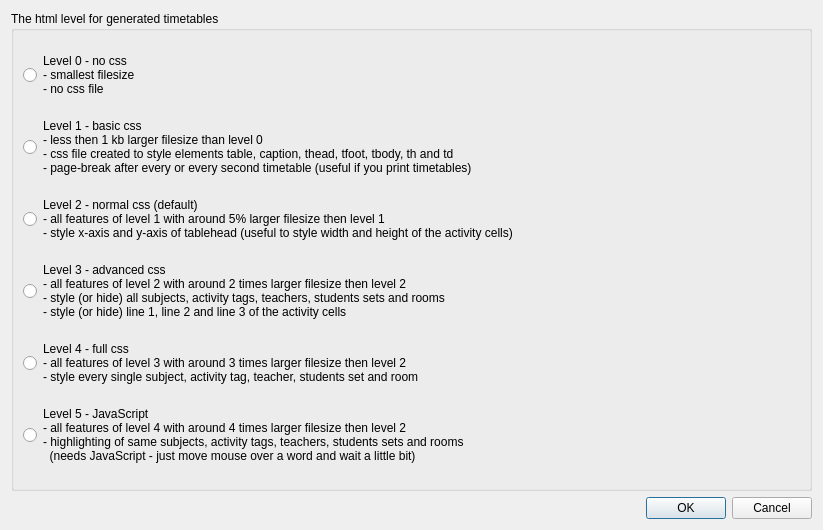
Above: src/interface/settingstimetablehtmllevelform_template.ui from janLo/FET before the change. Below: the same form after it.
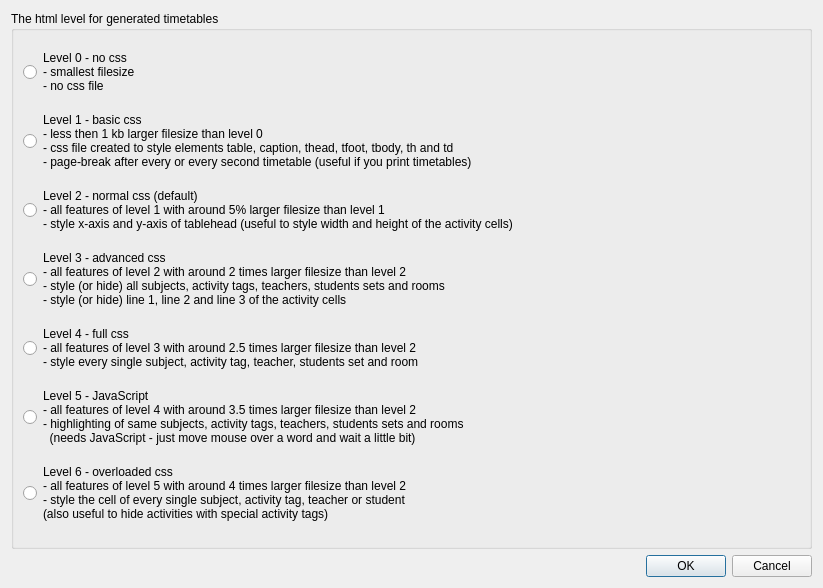
That is the form after the change.

Patch:
```diff
--- a/src/interface/settingstimetablehtmllevelform_template.ui
+++ b/src/interface/settingstimetablehtmllevelform_template.ui
@@ -6,20 +6,20 @@
     <x>0</x>
     <y>0</y>
     <width>823</width>
-    <height>530</height>
+    <height>588</height>
    </rect>
   </property>
   <property name="windowTitle" >
    <string>Settings - timetable html level</string>
   </property>
-  <layout class="QGridLayout" >
+  <layout class="QGridLayout" name="gridLayout_2" >
    <item row="0" column="0" >
     <widget class="QGroupBox" name="groupBox" >
      <property name="title" >
       <string>The html level for generated timetables</string>
      </property>
-     <layout class="QVBoxLayout" >
-      <item>
+     <layout class="QGridLayout" name="gridLayout" >
+      <item row="0" column="0" >
        <widget class="QRadioButton" name="level0RadioButton" >
         <property name="text" >
          <string>Level 0 - no css
@@ -28,7 +28,7 @@
         </property>
        </widget>
       </item>
-      <item>
+      <item row="1" column="0" >
        <widget class="QRadioButton" name="level1RadioButton" >
         <property name="text" >
          <string>Level 1 - basic css
@@ -38,26 +38,26 @@
         </property>
        </widget>
       </item>
-      <item>
+      <item row="2" column="0" >
        <widget class="QRadioButton" name="level2RadioButton" >
         <property name="text" >
          <string>Level 2 - normal css (default)
-- all features of level 1 with around 5% larger filesize then level 1
+- all features of level 1 with around 5% larger filesize than level 1
 - style x-axis and y-axis of tablehead (useful to style width and height of the activity cells)</string>
         </property>
        </widget>
       </item>
-      <item>
+      <item row="3" column="0" >
        <widget class="QRadioButton" name="level3RadioButton" >
         <property name="text" >
          <string>Level 3 - advanced css
-- all features of level 2 with around 2 times larger filesize then level 2
+- all features of level 2 with around 2 times larger filesize than level 2
 - style (or hide) all subjects, activity tags, teachers, students sets and rooms
 - style (or hide) line 1, line 2 and line 3 of the activity cells</string>
         </property>
        </widget>
       </item>
-      <item>
+      <item row="4" column="0" >
        <widget class="QRadioButton" name="level4RadioButton" >
         <property name="sizePolicy" >
          <sizepolicy vsizetype="Fixed" hsizetype="Minimum" >
@@ -67,12 +67,12 @@
         </property>
         <property name="text" >
          <string>Level 4 - full css
-- all features of level 3 with around 3 times larger filesize then level 2
+- all features of level 3 with around 2.5 times larger filesize than level 2
 - style every single subject, activity tag, teacher, students set and room</string>
         </property>
        </widget>
       </item>
-      <item>
+      <item row="5" column="0" >
        <widget class="QRadioButton" name="level5RadioButton" >
         <property name="sizePolicy" >
          <sizepolicy vsizetype="Fixed" hsizetype="Minimum" >
@@ -82,12 +82,28 @@
         </property>
         <property name="text" >
          <string>Level 5 - JavaScript
-- all features of level 4 with around 4 times larger filesize then level 2
+- all features of level 4 with around 3.5 times larger filesize than level 2
 - highlighting of same subjects, activity tags, teachers, students sets and rooms
   (needs JavaScript - just move mouse over a word and wait a little bit)</string>
         </property>
        </widget>
       </item>
+      <item row="6" column="0" >
+       <widget class="QRadioButton" name="level6RadioButton" >
+        <property name="sizePolicy" >
+         <sizepolicy vsizetype="Fixed" hsizetype="Minimum" >
+          <horstretch>0</horstretch>
+          <verstretch>0</verstretch>
+         </sizepolicy>
+        </property>
+        <property name="text" >
+         <string>Level 6 - overloaded css
+- all features of level 5 with around 4 times larger filesize than level 2
+- style the cell of every single subject, activity tag, teacher or student
+(also useful to hide activities with special activity tags)</string>
+        </property>
+       </widget>
+      </item>
      </layout>
     </widget>
    </item>
```
Left out of the diff: 2 changed lines with no effect on the pictures.
